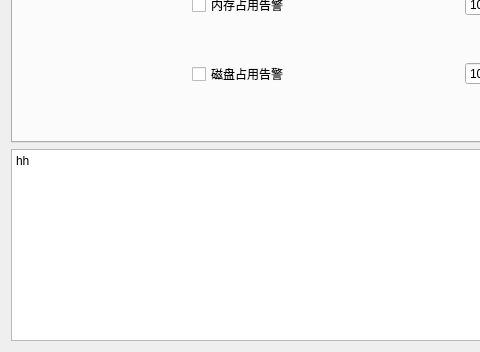
The window that Windows/GUI/mainWindow.ui (liukanshan1/Pannel) describes before a commit, drawn with Qt 5; both pictures show x 0 to 480 and y 301 to 653 of the 730 by 653 pixel window.
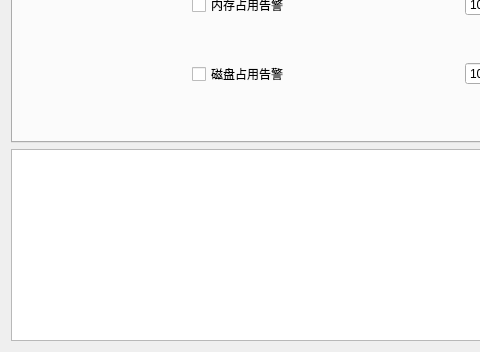
The same window after the commit. The open tabs and pages were chosen to show the change.

What changed in the file:
```diff
--- a/Windows/GUI/mainWindow.ui
+++ b/Windows/GUI/mainWindow.ui
@@ -38,7 +38,7 @@
 &lt;html&gt;&lt;head&gt;&lt;meta name=&quot;qrichtext&quot; content=&quot;1&quot; /&gt;&lt;meta charset=&quot;utf-8&quot; /&gt;&lt;style type=&quot;text/css&quot;&gt;
 p, li { white-space: pre-wrap; }
 &lt;/style&gt;&lt;/head&gt;&lt;body style=&quot; font-family:'Microsoft YaHei UI'; font-size:9pt; font-weight:400; font-style:normal;&quot;&gt;
-&lt;p style=&quot; margin-top:0px; margin-bottom:0px; margin-left:0px; margin-right:0px; -qt-block-indent:0; text-indent:0px;&quot;&gt;hh&lt;/p&gt;&lt;/body&gt;&lt;/html&gt;</string>
+&lt;p style=&quot;-qt-paragraph-type:empty; margin-top:0px; margin-bottom:0px; margin-left:0px; margin-right:0px; -qt-block-indent:0; text-indent:0px;&quot;&gt;&lt;br /&gt;&lt;/p&gt;&lt;/body&gt;&lt;/html&gt;</string>
       </property>
      </widget>
     </item>
```
Left out of the diff: 2 changed lines with no effect on the pictures.
